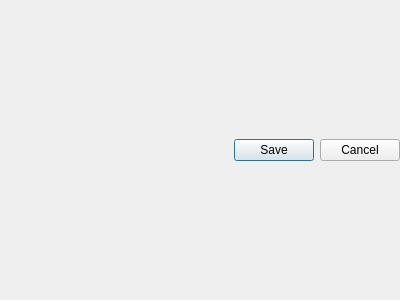
This is BlockSettleUILib/EditContactDialog.ui in BlockSettle/terminal as Qt 5 draws it before an edit. The edited form follows.
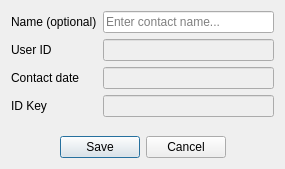
This is the edited form.

Commit message: Added edit contact values in model via dialog

Patch:
```diff
--- a/BlockSettleUILib/EditContactDialog.ui
+++ b/BlockSettleUILib/EditContactDialog.ui
@@ -6,31 +6,79 @@
    <rect>
     <x>0</x>
     <y>0</y>
-    <width>400</width>
-    <height>300</height>
+    <width>285</width>
+    <height>169</height>
    </rect>
   </property>
+  <property name="sizePolicy">
+   <sizepolicy hsizetype="Fixed" vsizetype="Fixed">
+    <horstretch>0</horstretch>
+    <verstretch>0</verstretch>
+   </sizepolicy>
+  </property>
   <property name="windowTitle">
    <string>Dialog</string>
   </property>
   <layout class="QVBoxLayout" name="verticalLayout">
-   <property name="spacing">
-    <number>0</number>
-   </property>
-   <property name="leftMargin">
-    <number>0</number>
-   </property>
-   <property name="topMargin">
-    <number>5</number>
-   </property>
-   <property name="rightMargin">
-    <number>0</number>
-   </property>
-   <property name="bottomMargin">
-    <number>5</number>
-   </property>
    <item>
-    <layout class="QFormLayout" name="formLayout"/>
+    <layout class="QFormLayout" name="formLayout">
+     <item row="0" column="0">
+      <widget class="QLabel" name="nameOptionalLabel">
+       <property name="text">
+        <string>Name (optional)</string>
+       </property>
+      </widget>
+     </item>
+     <item row="0" column="1">
+      <widget class="QLineEdit" name="nameOptionalLineEdit">
+       <property name="placeholderText">
+        <string>Enter contact name...</string>
+       </property>
+      </widget>
+     </item>
+     <item row="1" column="0">
+      <widget class="QLabel" name="userIDLabel">
+       <property name="text">
+        <string>User ID</string>
+       </property>
+      </widget>
+     </item>
+     <item row="1" column="1">
+      <widget class="QLineEdit" name="userIDLineEdit">
+       <property name="enabled">
+        <bool>false</bool>
+       </property>
+      </widget>
+     </item>
+     <item row="2" column="0">
+      <widget class="QLabel" name="contactDateLabel">
+       <property name="text">
+        <string>Contact date</string>
+       </property>
+      </widget>
+     </item>
+     <item row="2" column="1">
+      <widget class="QLineEdit" name="contactDateLineEdit">
+       <property name="enabled">
+        <bool>false</bool>
+       </property>
+      </widget>
+     </item>
+     <item row="3" column="0">
+      <widget class="QLabel" name="iDKeyLabel">
+       <property name="text">
+        <string>ID Key</string>
+       </property>
+      </widget>
+     </item>
+     <item row="3" column="1">
+      <widget class="QLineEdit" name="iDKeyLineEdit">
+       <property name="enabled">
+        <bool>false</bool>
+       </property>
+      </widget>
+     </item>
+    </layout>
    </item>
    <item>
     <widget class="QDialogButtonBox" name="buttonBox">
@@ -40,6 +88,9 @@
      <property name="standardButtons">
       <set>QDialogButtonBox::Cancel|QDialogButtonBox::Save</set>
      </property>
+     <property name="centerButtons">
+      <bool>true</bool>
+     </property>
     </widget>
    </item>
   </layout>
```
Left out of the diff: 2 changed lines with no effect on the pictures. The commit also changes 3 other files.
